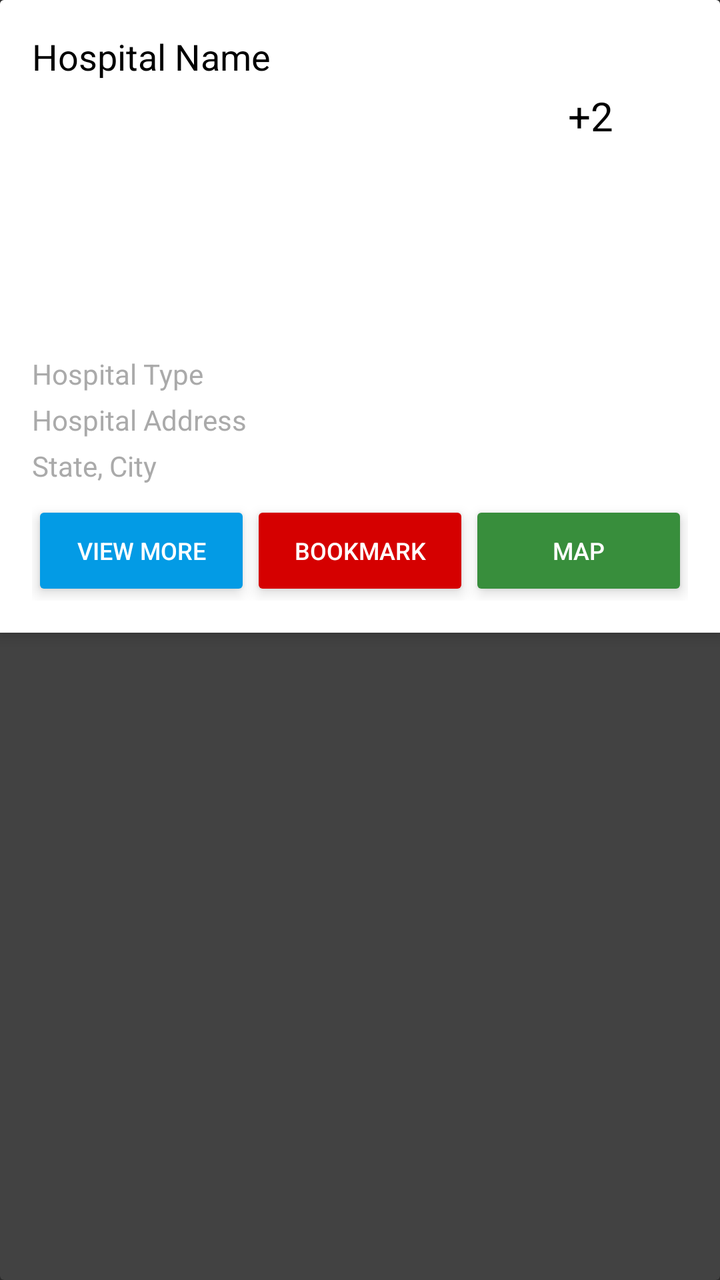
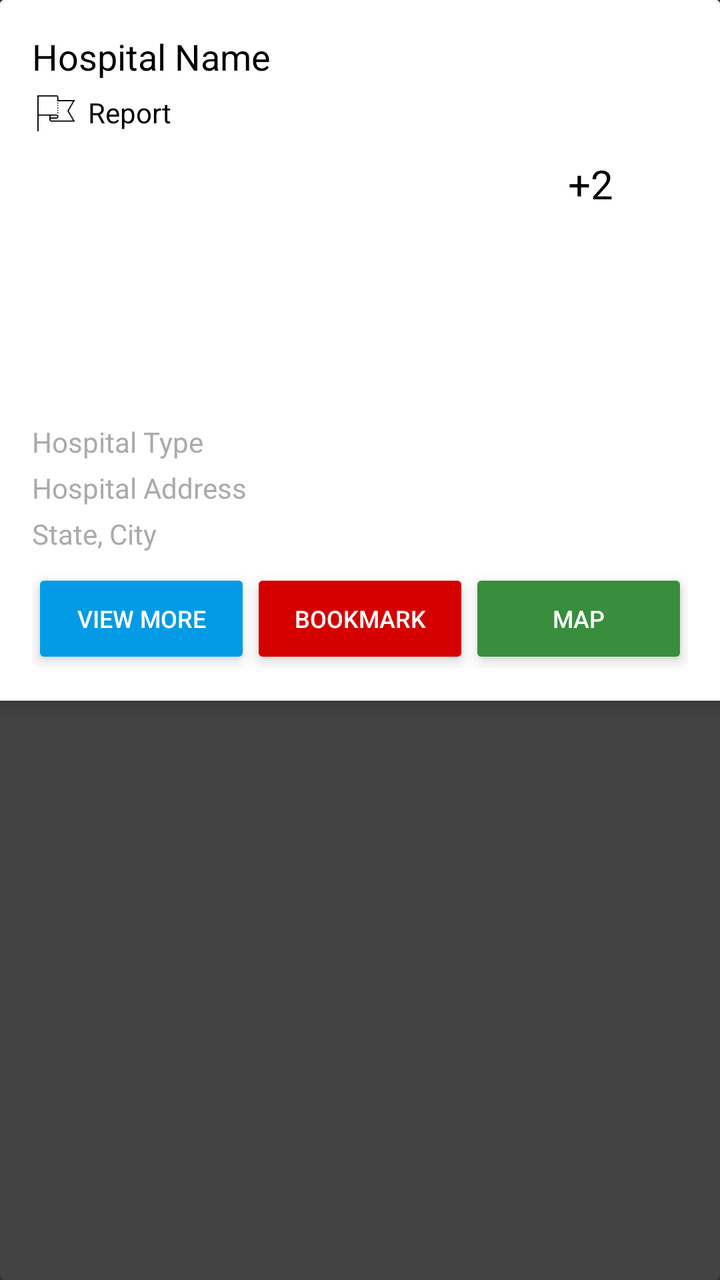

An Android layout rendered at two revisions. The XML below is the earlier revision; the diff shows what the commit changed to produce the second picture.
<!-- AndroidManifest.xml: application theme Theme.AppCompat -->
<!-- res/layout/activity_hopsital_card.xml -->
<androidx.cardview.widget.CardView xmlns:android="http://schemas.android.com/apk/res/android"
    android:layout_width="match_parent"
    android:layout_height="wrap_content"
    android:layout_margin="8dp">

    <LinearLayout
        android:layout_width="match_parent"
        android:layout_height="wrap_content"
        android:background="@android:color/white"
        android:elevation="4dp"
        android:orientation="vertical"
        android:padding="16dp">

        
        <TextView
            android:id="@+id/hospitalNameTextView"
            android:layout_width="wrap_content"
            android:layout_height="wrap_content"
            android:paddingBottom="4dp"
            android:text="Hospital Name"
            android:textColor="@android:color/black"
            android:textSize="18sp" />

        <LinearLayout
            android:layout_width="match_parent"
            android:layout_height="wrap_content"
            android:orientation="horizontal">

            

            
            <ImageView
                android:id="@+id/previewCircularFrame"
                android:layout_width="134dp"
                android:layout_height="125dp"
                android:layout_gravity="end" /> 
            <ImageView
                android:id="@+id/previewCircularFrame2"
                android:layout_width="134dp"
                android:layout_height="125dp"
                android:layout_gravity="end" />

            <TextView
                android:layout_width="wrap_content"
                android:layout_height="wrap_content"
                android:text="+2"
                android:textColor="@android:color/black"
                android:textSize="20sp" />
        </LinearLayout>

        
        <TextView
            android:id="@+id/hospitalTypeTextView"
            android:layout_width="wrap_content"
            android:layout_height="wrap_content"
            android:paddingTop="8dp"
            android:paddingBottom="4dp"
            android:text="Hospital Type"
            android:textColor="@android:color/darker_gray"
            android:textSize="14sp" />

        
        <TextView
            android:id="@+id/hospitalAddressTextView"
            android:layout_width="wrap_content"
            android:layout_height="wrap_content"
            android:paddingBottom="4dp"
            android:text="Hospital Address"
            android:textColor="@android:color/darker_gray"
            android:textSize="14sp" />

        <TextView
            android:id="@+id/hospitalLocationTextView"
            android:layout_width="wrap_content"
            android:layout_height="wrap_content"
            android:paddingBottom="8dp"
            android:text="State, City"
            android:textColor="@android:color/darker_gray"
            android:textSize="14sp" />

        
        <LinearLayout
            android:layout_width="match_parent"
            android:layout_height="wrap_content"
            android:orientation="horizontal">

            
            <Button
                android:id="@+id/bookAppointmentButton"
                android:layout_width="0dp"
                android:layout_height="50dp"
                android:layout_weight="1"
                android:backgroundTint="#039BE5"
                android:elevation="4dp"
                android:gravity="center"
                android:padding="8dp"
                android:stateListAnimator="@null"
                android:text="View more"
                android:textColor="@android:color/white"
                android:textSize="12sp" />

            
            <Button
                android:id="@+id/bookmarkButton"
                android:layout_width="0dp"
                android:layout_height="50dp"
                android:layout_weight="1"
                android:backgroundTint="#D50000"
                android:elevation="4dp"
                android:gravity="center"
                android:padding="8dp"
                android:stateListAnimator="@null"
                android:text="Bookmark"
                android:textColor="@android:color/white"
                android:textSize="12sp" />

            
            <Button
                android:id="@+id/mapButton"
                android:layout_width="0dp"
                android:layout_height="50dp"
                android:layout_weight="1"
                android:backgroundTint="#388E3C"
                android:elevation="4dp"
                android:gravity="center"
                android:padding="8dp"
                android:stateListAnimator="@null"
                android:text="Map"
                android:textColor="@android:color/white"
                android:textSize="12sp" />

        </LinearLayout>
    </LinearLayout>
</androidx.cardview.widget.CardView>
<!-- resources referenced by this layout -->
<resources>

</resources>

<!-- the commit's change to res/layout/activity_hopsital_card.xml (unified diff, before → after) -->
@@ -1,4 +1,5 @@
 <androidx.cardview.widget.CardView xmlns:android="http://schemas.android.com/apk/res/android"
+    xmlns:app="http://schemas.android.com/apk/res-auto"
     android:layout_width="match_parent"
     android:layout_height="wrap_content"
     android:layout_margin="8dp">
@@ -10,8 +11,6 @@
         android:elevation="4dp"
         android:orientation="vertical"
         android:padding="16dp">
-
-        
         <TextView
             android:id="@+id/hospitalNameTextView"
             android:layout_width="wrap_content"
@@ -20,6 +19,35 @@
             android:text="Hospital Name"
             android:textColor="@android:color/black"
             android:textSize="18sp" />
+        <LinearLayout
+            android:id="@+id/reportButtonLayout"
+            android:layout_width="wrap_content"
+            android:layout_height="wrap_content"
+            android:layout_alignParentEnd="true"
+            android:gravity="center_vertical"
+            android:layout_marginBottom="10dp"
+            android:orientation="horizontal">
+
+            
+            <ImageView
+                android:id="@+id/reportIconImageView"
+                android:layout_width="24dp"
+                android:layout_height="24dp"
+                android:src="@drawable/icreport"
+                android:layout_marginEnd="4dp"/>
+
+            
+            <TextView
+                android:id="@+id/reportButtonText"
+                android:layout_width="wrap_content"
+                android:layout_height="wrap_content"
+                android:drawablePadding="8dp"
+                android:text="Report"
+                android:textColor="@android:color/black"
+                android:textSize="14sp" />
+        </LinearLayout>
+
+        
 
         <LinearLayout
             android:layout_width="match_parent"
<!-- resource entries referenced after the edit -->
@@ -1,5 +1,5 @@
 <!-- resources referenced by this layout -->
 <resources>
-
+  <!-- drawable icreport: png bitmap (drawable, 679 bytes) -->
 </resources>
 
